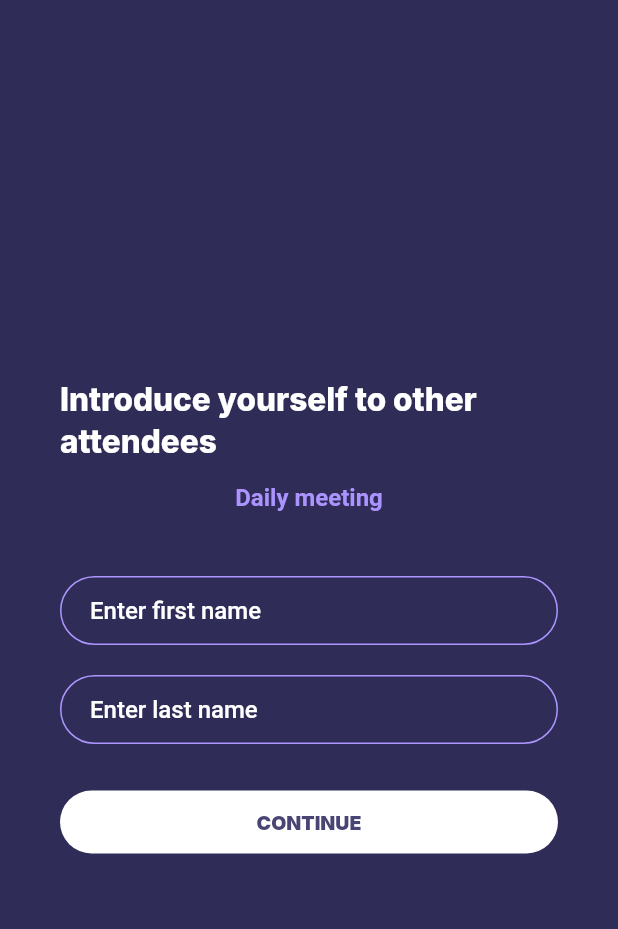
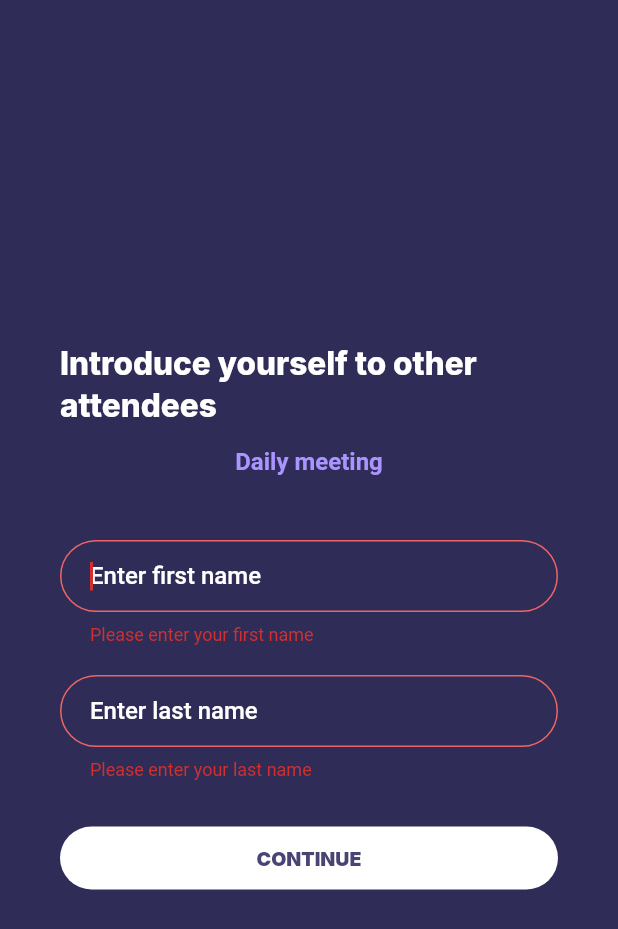
Before and after one commit to Ale11java/flutterPowerboards, a Flutter app: the GuestEntryPage screen opened by its route, after a tap on "CONTINUE", on a phone screen of 412 x 824 dp. Shown: the top 929 px of the screen. Run offline on Flutter 3.47's test engine with Material 2 defaults, Android fonts, the phone set to English and light mode, and no system bars; our stand-ins replace cross_file, flutter_secure_storage, go_router, google_fonts; missing offline and left inert: android_content_provider, dart:html, test; accounts and stored records are empty.

```diff
--- a/framework/lib/model/auth_storage.dart
+++ b/framework/lib/model/auth_storage.dart
@@ -2,8 +2,7 @@ import 'dart:async';
 
 import 'account.dart';
 import 'auth_storage_not_implemented.dart'
-    if (dart.library.io) 'auth_storage_native.dart'
-    if (dart.library.html) 'auth_storage_web.dart';
+    if (dart.library.io) 'auth_storage_native.dart';
 
 abstract class AuthStorage {
   factory AuthStorage() {
--- a/framework/lib/ui/guest_entry_page.dart
+++ b/framework/lib/ui/guest_entry_page.dart
@@ -1,4 +1,5 @@
 import 'package:flutter/material.dart';
+
 import 'join_text_field.dart';
 import 'text.dart';
 
@@ -18,8 +19,8 @@ class GuestEntryPage extends StatelessWidget {
           child: SizedBox(
             width: MediaQuery.of(context).size.width,
             // Narrow device side gutter
-            child: Padding(
-              padding: const EdgeInsets.all(40),
+            child: const Padding(
+              padding: EdgeInsets.all(40),
               // Horizontal Centering (capped by SizedBox)
               child: Center(
                 child: SizedBox(
@@ -27,30 +28,11 @@ class GuestEntryPage extends StatelessWidget {
                   child: Column(
                     mainAxisAlignment: MainAxisAlignment.center,
                     children: <Widget>[
-                      const ScreenTitle(
-                          text: 'Introduce yourself to other attendees'),
-                      const SizedBox(height: 16),
-                      const ScreenSubtitle(text: 'Daily meeting'),
-                      const SizedBox(height: 44),
-                      const UsernameField(),
-                      const SizedBox(height: 28),
-                      FilledButton(
-                        onPressed: () {
-                          debugPrint(
-                              'Received click text'); // ignore: avoid_print
-                        },
-                        style: ElevatedButton.styleFrom(
-                          backgroundColor: Colors.white,
-                          minimumSize: const Size.fromHeight(42),
-                        ),
-                        child: const Text('CONTINUE',
-                            style: TextStyle(
-                              fontFamily: 'Inter',
-                              fontWeight: FontWeight.w900,
-                              fontSize: 13,
-                              color: Color(0xFF484575),
-                            )),
-                      ),
+                      ScreenTitle(text: 'Introduce yourself to other attendees'),
+                      SizedBox(height: 16),
+                      ScreenSubtitle(text: 'Daily meeting'),
+                      SizedBox(height: 44),
+                      UsernameField(),
                     ],
                   ),
                 ),
--- a/framework/lib/ui/join_text_field.dart
+++ b/framework/lib/ui/join_text_field.dart
@@ -1,5 +1,10 @@
 // Define a custom Form widget.
+import 'dart:convert';
+
 import 'package:flutter/material.dart';
+import 'package:go_router/go_router.dart';
+
+import '../timu_api/timu_api.dart';
 
 class InputTextField extends StatelessWidget {
   const InputTextField({
@@ -7,22 +12,35 @@ class InputTextField extends StatelessWidget {
     this.controller,
     this.hintText,
     this.suffixIcon,
+    this.validator,
+    this.autofocus = false,
+    this.textInputAction = TextInputAction.done,
+    this.onFieldSubmitted,
   });
 
+  final TextInputAction textInputAction;
+  final bool autofocus;
   final TextEditingController? controller;
   final String? hintText;
   final Widget? suffixIcon;
+  final FormFieldValidator<String>? validator;
+
+  final ValueChanged<String>? onFieldSubmitted;
 
   @override
   Widget build(BuildContext context) {
-    return TextField(
+    return TextFormField(
+      autofocus: autofocus,
       controller: controller,
+      textInputAction: textInputAction,
+      onFieldSubmitted: onFieldSubmitted,
       style: const TextStyle(
         fontSize: 16,
         fontWeight: FontWeight.w500,
         fontFamily: 'Roboto',
         color: Colors.white,
       ),
+      validator: validator,
       decoration: InputDecoration(
         hintText: hintText,
         hintStyle: const TextStyle(
@@ -31,10 +49,19 @@ class InputTextField extends StatelessWidget {
           fontFamily: 'Roboto',
           color: Colors.white,
         ),
-        constraints: const BoxConstraints(
-          maxHeight: 46,
+        contentPadding: const EdgeInsets.symmetric(horizontal: 20),
+        errorBorder: OutlineInputBorder(
+          borderSide: const BorderSide(
+            color: Color(0XFFED6464),
           ),
-        contentPadding: const EdgeInsets.symmetric(horizontal: 20),
+          borderRadius: BorderRadius.circular(50.0),
+        ),
+        focusedErrorBorder: OutlineInputBorder(
+          borderSide: const BorderSide(
+            color: Color(0XFFED6464),
+          ),
+          borderRadius: BorderRadius.circular(50.0),
+        ),
         enabledBorder: OutlineInputBorder(
           borderSide: const BorderSide(
             color: Color(0xFFAC95FF),
@@ -43,8 +70,7 @@ class InputTextField extends StatelessWidget {
         ),
         focusedBorder: OutlineInputBorder(
           borderSide: const BorderSide(
-            width: 3,
-            color: Color(0xFFAC95FF),
+            color: Color(0xFFFFFFFF),
           ),
           borderRadius: BorderRadius.circular(23.0),
         ),
@@ -78,17 +104,94 @@ class _UsernameFieldState extends State<UsernameField> {
 
   @override
   Widget build(BuildContext context) {
-    return Column(children: <Widget>[
+    final formKey = GlobalKey<FormState>();
+
+    submitForm() {
+      if (formKey.currentState!.validate()) {
+        final params = GoRouterState.of(context).queryParams;
+
+        if (params.containsKey('id')) {
+          final id = params['id'];
+          final nounURL = '/api/graph/core:event/$id';
+
+          final TimuApi api = TimuApi(
+            defaultNetwork: 1197,
+            host: 'usa.timu.life',
+            headers: <String, String>{
+              'Content-Type': 'application/json',
+            },
+          );
+
+          api.invoke(
+            name: 'register-as-guest',
+            nounPath: nounURL,
+            public: true,
+            body: {
+              'firstName': firstNameCtrl.text,
+              'lastName': lastNameCtrl.text,
+            },
+          ).then((response) {
+            context.go(Uri(path: '/lobby-wait-page', queryParameters: {
+              'nounURL': nounURL,
+              'accessToken': response['jwt'] as String,
+            }).toString());
+            print(response); // ignore: avoid_print
+          });
+        } else {
+          context.go(Uri(path: '/lobby-page').toString());
+        }
+      }
+    }
+
+    onFieldSubmitted(value) {
+      submitForm();
+    }
+
+    return Form(
+      key: formKey,
+      child: Column(children: <Widget>[
         InputTextField(
+          autofocus: true,
           controller: firstNameCtrl,
           hintText: 'Enter first name',
+          textInputAction: TextInputAction.next,
+          validator: (value) {
+            if (value == null || value.isEmpty) {
+              return 'Please enter your first name';
+            }
+            return null;
+          },
+          onFieldSubmitted: onFieldSubmitted,
         ),
         const SizedBox(height: 20),
         InputTextField(
           controller: lastNameCtrl,
           hintText: 'Enter last name',
+          validator: (value) {
+            if (value == null || value.isEmpty) {
+              return 'Please enter your last name';
+            }
+            return null;
+          },
+          onFieldSubmitted: onFieldSubmitted,
         ),
-    ]);
+        const SizedBox(height: 28),
+        FilledButton(
+          onPressed: submitForm,
+          style: ElevatedButton.styleFrom(
+            backgroundColor: Colors.white,
+            minimumSize: const Size.fromHeight(42),
+          ),
+          child: const Text('CONTINUE',
+              style: TextStyle(
+                fontFamily: 'Inter',
+                fontWeight: FontWeight.w900,
+                fontSize: 13,
+                color: Color(0xFF484575),
+              )),
+        ),
+      ]),
+    );
   }
 }
 
@@ -107,17 +210,6 @@ class _JoinTextFieldState extends State<JoinTextField> {
   final TextEditingController controller = TextEditingController();
 
   @override
-  void initState() {
-    super.initState();
-
-    controller.addListener(_printLatestValue);
-  }
-
-  void _printLatestValue() {
-    print('Second text field: ${controller.text}'); // ignore: avoid_print
-  }
-
-  @override
   void dispose() {
     // Clean up the controller when the widget is removed from the
     // widget tree.
@@ -128,16 +220,35 @@ class _JoinTextFieldState extends State<JoinTextField> {
 
   @override
   Widget build(BuildContext context) {
-    return InputTextField(
+    final formKey = GlobalKey<FormState>();
+
+    submitForm() {
+      if (formKey.currentState!.validate()) {
+        context.go(Uri(
+            path: '/guest-entry-page',
+            queryParameters: {'id': controller.text}).toString());
+      }
+    }
+
+    return Form(
+      key: formKey,
+      child: InputTextField(
+        autofocus: true,
         controller: controller,
         hintText: 'Enter Invite URL',
-      suffixIcon:  Padding(
+        validator: (value) {
+          if (value == null || value.isEmpty) {
+            return 'Please enter invite URL';
+          }
+          return null;
+        },
+        onFieldSubmitted: (value) {
+          submitForm();
+        },
+        suffixIcon: Padding(
           padding: const EdgeInsets.all(8),
           child: FilledButton(
-            onPressed: () {
-              debugPrint(
-                  'Received click $controller.text'); // ignore: avoid_print
-            },
+            onPressed: submitForm,
             style: ElevatedButton.styleFrom(
               backgroundColor: Colors.white,
             ),
@@ -146,8 +257,9 @@ class _JoinTextFieldState extends State<JoinTextField> {
                   fontFamily: 'Inter',
                   fontWeight: FontWeight.w900,
                   fontSize: 13,
-                  color: Color(0xFF484575),
+                  color: Color(0XFF484575),
                 )),
+          ),
         ),
       ),
     );
--- a/framework/lib/websocket.dart
+++ b/framework/lib/websocket.dart
@@ -1 +1 @@
-export 'websocket/websocket.dart';
+export 'timu_api/websocket.dart';
```
Also changed, not shown: framework/lib/main.dart (+21 -7 lines), framework/lib/model/auth_storage_web.dart (deleted, +0 -21 lines), framework/lib/timu_api/timu_api.dart (+52 -24 lines), framework/lib/timu_api/websocket.dart (renamed from framework/lib/websocket/websocket.dart, +27 -12 lines), framework/lib/ui/auth_model_setup_io.dart (deleted, +0 -12 lines), framework/lib/ui/auth_model_setup_web.dart (deleted, +0 -108 lines), framework/lib/ui/auth_storage_state_web.dart (+12 -5 lines), framework/lib/ui/list_route_page.dart (+8 -5 lines), framework/lib/ui/lobby_wait_page.dart (added, +71 -0 lines). Lines whose indentation alone changed are shown as unchanged.
